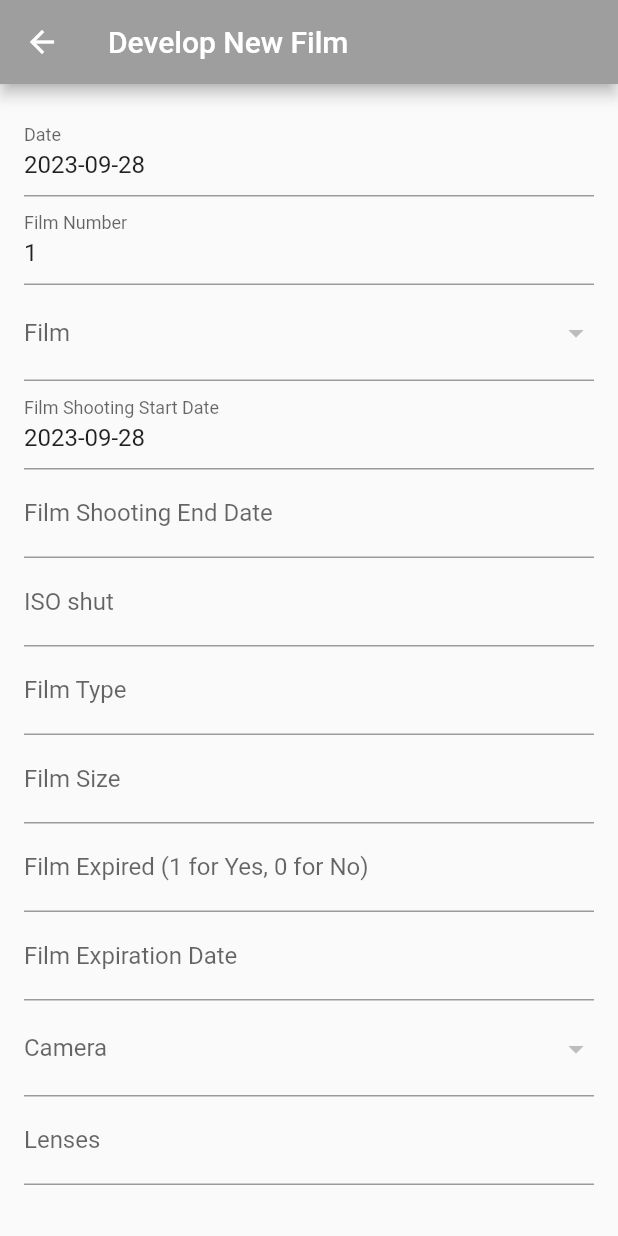
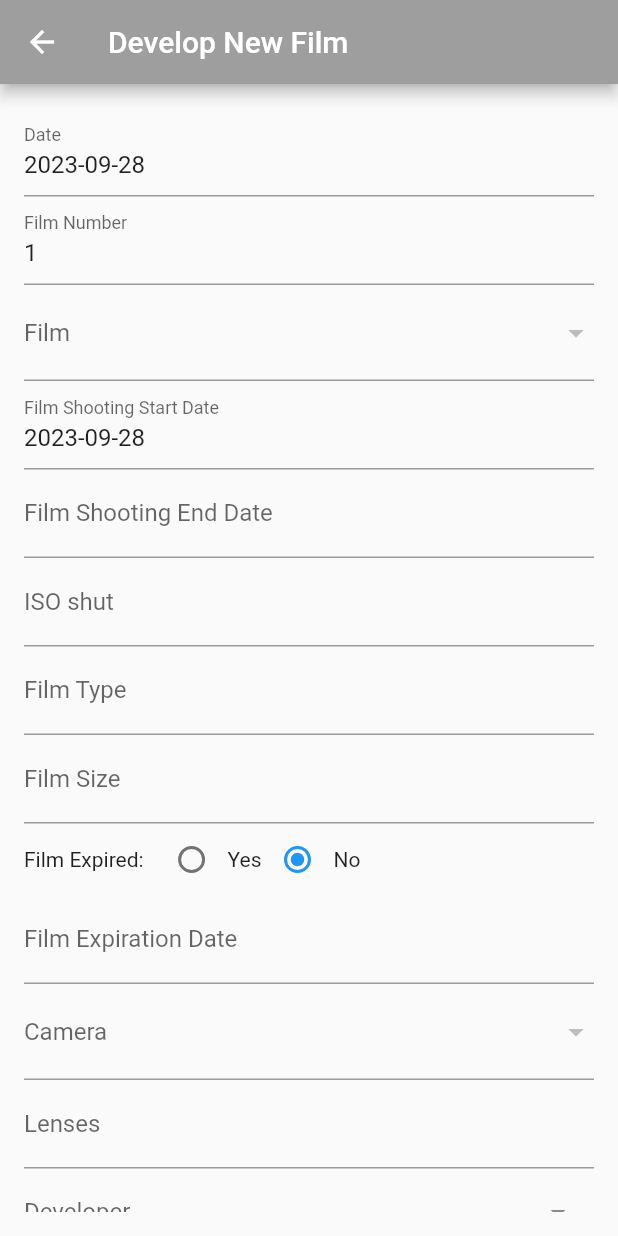
Before and after one commit to AlexGuoussatchok/analog_faith, a Flutter app: the DevelopNewFilmScreen screen opened directly, on a phone screen of 412 x 824 dp. Run offline on Flutter 3.47's test engine with Material 2 defaults, Android fonts, the phone set to English and light mode, and no system bars; our stand-ins replace sqflite; accounts and stored records are empty.

Commit message:
+ develop new film screen - developer list builder added

```diff
--- /dev/null
+++ b/lib/lists/developer_data.dart
@@ -0,0 +1,26 @@
+class DeveloperData {
+  static const List<String> developers = [
+    'Kodak HC-110',
+    'Adox Rodinal/Adonal',
+    'X-Ray (unknown)',
+  ];
+
+  static const Map<String, List<String>> dilutions = {
+    'Kodak HC-110': [
+      'A',
+      'B',
+      'C',
+      'D',
+      'E',
+      'F',
+    ],
+    'Adox Rodinal/Adonal': [
+      '1:25',
+      '1:50',
+    ],
+    'X-Ray (unknown)': [
+      '1:24',
+
+    ],
+  };
+}
--- a/lib/screens/develop_new_film_screen.dart
+++ b/lib/screens/develop_new_film_screen.dart
@@ -2,6 +2,7 @@ import 'package:flutter/material.dart';
 import 'package:intl/intl.dart';
 import 'package:sqflite/sqflite.dart';
 import 'package:path/path.dart';
+import 'package:analog_faith/lists/developer_data.dart';
 
 class DevelopNewFilmScreen extends StatefulWidget {
   const DevelopNewFilmScreen({Key? key}) : super(key: key);
@@ -37,6 +38,10 @@ class _DevelopNewFilmScreenState extends State<DevelopNewFilmScreen> {
   DateTime? selectedShootingEndDate = DateTime.now();
   String selectedCamera = '';
   List<String> cameraOptions = [];
+  int? filmExpired = 0; // 0 means film is not expired, 1 means film is expired
+  String selectedDeveloper = ''; // Store the selected developer here
+  String selectedDilution = ''; // Store the selected dilution here
+
 
   Future<void> _selectDate(BuildContext context) async {
     final DateTime picked = (await showDatePicker(
@@ -157,8 +162,13 @@ class _DevelopNewFilmScreenState extends State<DevelopNewFilmScreen> {
       return '${maps[index]['brand']} ${maps[index]['film_name']}';
     });
 
+    // Sort the filmNames list in ascending order
+    filmNames.sort();
+
     return filmNames;
   }
+
+
 
   Future<void> updateISOShutterFromDatabase(String selectedFilm) async {
     final databasePath = await getDatabasesPath();
@@ -244,7 +254,7 @@ class _DevelopNewFilmScreenState extends State<DevelopNewFilmScreen> {
     final isoShut = int.parse(isoShutController.text);
     final filmType = filmTypeController.text;
     final filmSize = filmSizeController.text;
-    final filmExpired = int.parse(filmExpiredController.text);
+    final filmExpiredValue = filmExpired; // Use the filmExpired variable
     final filmExpirationDate = filmExpirationDateController.text;
     final camera = selectedCamera;
     final lenses = lensesController.text;
@@ -265,7 +275,7 @@ class _DevelopNewFilmScreenState extends State<DevelopNewFilmScreen> {
       'ISO_shut': isoShut,
       'film_type': filmType,
       'film_size': filmSize,
-      'film_expired': filmExpired,
+      'film_expired': filmExpiredValue, // Use the filmExpiredValue variable
       'film_expiration_date': filmExpirationDate,
       'camera': camera,
       'lenses': lenses,
@@ -279,6 +289,7 @@ class _DevelopNewFilmScreenState extends State<DevelopNewFilmScreen> {
 
     // Optionally, you can show a confirmation message or navigate to a different screen after saving.
   }
+
 
   @override
   Widget build(BuildContext context) {
@@ -363,10 +374,42 @@ class _DevelopNewFilmScreenState extends State<DevelopNewFilmScreen> {
                 decoration: const InputDecoration(labelText: 'Film Size'),
               ),
 
-              TextFormField(
-                controller: filmExpiredController,
-                decoration: const InputDecoration(labelText: 'Film Expired (1 for Yes, 0 for No)'),
+              Row(
+                children: <Widget>[
+                  const Text('Film Expired:'),
+                  const SizedBox(width: 8),
+                  Row(
+                    children: <Widget>[
+                      Radio<int>(
+                        value: 1,
+                        groupValue: filmExpired,
+                        onChanged: (value) {
+                          setState(() {
+                            filmExpired = value;
+                          });
+                        },
+                      ),
+                      const Text('Yes'),
+                    ],
+                  ),
+                  Row(
+                    children: <Widget>[
+                      Radio<int>(
+                        value: 0,
+                        groupValue: filmExpired,
+                        onChanged: (value) {
+                          setState(() {
+                            filmExpired = value;
+                          });
+                        },
+                      ),
+                      const Text('No'),
+                    ],
+                  ),
+                ],
               ),
+
+
               TextFormField(
                 controller: filmExpirationDateController,
                 decoration: const InputDecoration(labelText: 'Film Expiration Date'),
@@ -393,10 +436,49 @@ class _DevelopNewFilmScreenState extends State<DevelopNewFilmScreen> {
                 controller: lensesController,
                 decoration: const InputDecoration(labelText: 'Lenses'),
               ),
+
               TextFormField(
                 controller: developerController,
-                decoration: const InputDecoration(labelText: 'Developer'),
+                decoration: InputDecoration(
+                  labelText: 'Developer',
+                  suffixIcon: IconButton(
+                    icon: const Icon(Icons.arrow_drop_down),
+                    onPressed: () {
+                      showDialog(
+                        context: context,
+                        builder: (context) {
+                          return SimpleDialog(
+                            title: const Text('Select a Developer'),
+                            children: [
+                              SizedBox(
+                                width: 200, // Adjust the width as needed
+                                height: 300, // Adjust the height as needed
+                                child: ListView.builder(
+                                  itemCount: DeveloperData.developers.length,
+                                  itemBuilder: (context, index) {
+                                    final developer = DeveloperData.developers[index];
+                                    return ListTile(
+                                      title: Text(developer),
+                                      onTap: () {
+                                        setState(() {
+                                          selectedDeveloper = developer;
+                                          developerController.text = developer;
+                                        });
+                                        Navigator.of(context).pop(); // Close the dialog
+                                      },
+                                    );
+                                  },
+                                ),
+                              ),
+                            ],
+                          );
+                        },
+                      );
+                    },
+                  ),
+                ),
               ),
+
               TextFormField(
                 controller: labController,
                 decoration: const InputDecoration(labelText: 'Lab'),
```
Also changed, not shown: lib/screens/my_films_developing_notes_screen.dart (+67 -7 lines).
